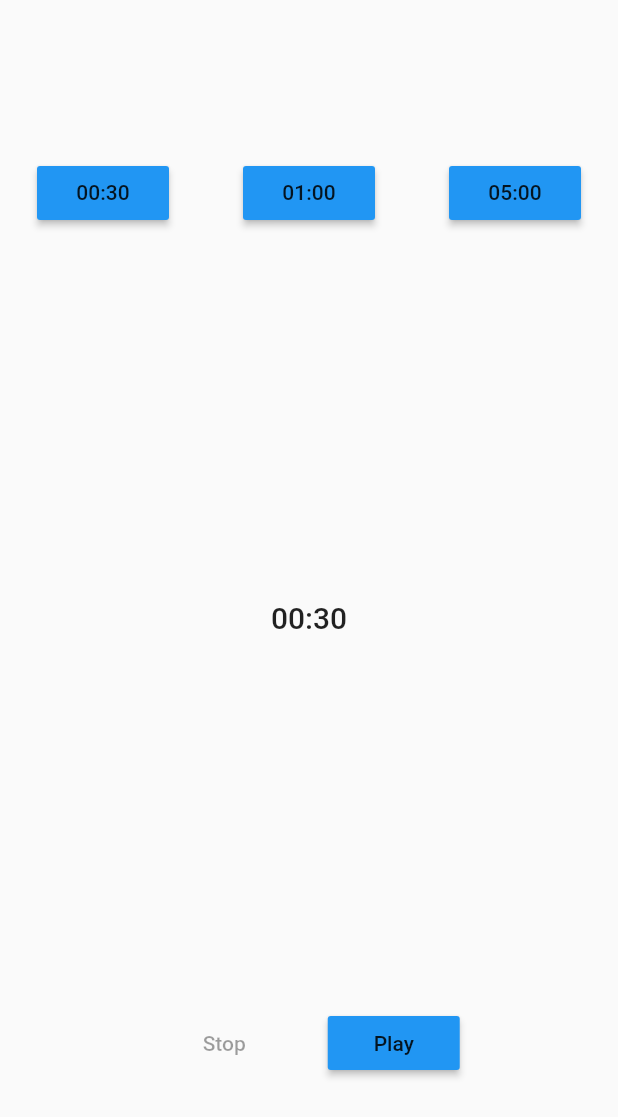
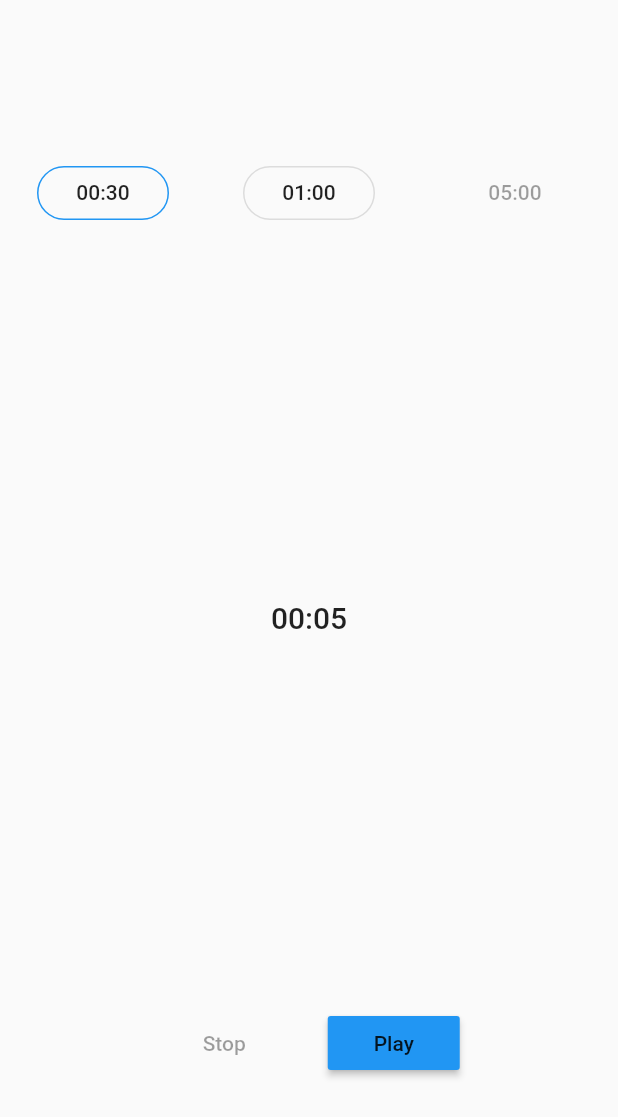
Before and after one commit to dbenitez-bcn/workout_timer, a Flutter app: the screen it shows after launch, after a tap on "00:30", on a phone screen of 412 x 824 dp. Shown: the top 1117 px of the screen. Run offline on Flutter 3.47's test engine with Material 2 defaults, Android fonts, the phone set to English and light mode, and no system bars.

Commit message:
Adds custom buttons

```diff
--- a/lib/view/screens/main_screen.dart
+++ b/lib/view/screens/main_screen.dart
@@ -1,5 +1,6 @@
 import 'package:flutter/material.dart';
 import 'package:workout_timer/view/widgets/time_displayer.dart';
+import 'package:workout_timer/view/widgets/workout_button.dart';
 import 'package:workout_timer/viewmodel/timer_vm.dart';
 
 class MainScreen extends StatelessWidget {
@@ -15,26 +16,17 @@
             Row(
               mainAxisAlignment: MainAxisAlignment.spaceAround,
               children: <Widget>[
-                MaterialButton(
-                  color: Theme.of(context).primaryColor,
-                  child: Text("00:30"),
+                WorkoutButtonActive(
+                  text: "00:30",
+                ),
+                WorkoutButtonEnable(
+                  text: "01:00",
                   onPressed: () {
-                    this.vm.setWorkoutTime(0, 30);
+                    this.vm.setWorkoutTime(1, 0);
                   },
                 ),
-                MaterialButton(
-                  color: Theme.of(context).primaryColor,
-                  child: Text("01:00"),
-                  onPressed: () {
-                    this.vm.setWorkoutTime(1, 20);
-                  },
-                ),
-                MaterialButton(
-                  color: Theme.of(context).primaryColor,
-                  child: Text("05:00"),
-                  onPressed: () {
-                    this.vm.setWorkoutTime(5, 20);
-                  },
+                WorkoutButtonDisable(
+                  text: "05:00",
                 ),
               ],
             ),
--- /dev/null
+++ b/lib/view/widgets/workout_button.dart
@@ -0,0 +1,55 @@
+import 'package:flutter/material.dart';
+
+class WorkoutButtonActive extends StatelessWidget {
+  final String text;
+
+
+  WorkoutButtonActive({this.text});
+
+  @override
+  Widget build(BuildContext context) {
+    return FlatButton(
+      shape: RoundedRectangleBorder(
+          borderRadius: BorderRadius.circular(18.0),
+          side: BorderSide(color: Theme.of(context).primaryColor)
+      ),
+      onPressed: () {},
+      child: Text(text),
+    );
+  }
+}
+
+class WorkoutButtonEnable extends StatelessWidget {
+  final String text;
+  final VoidCallback onPressed;
+
+
+  WorkoutButtonEnable({this.text, this.onPressed});
+
+  @override
+  Widget build(BuildContext context) {
+    return OutlineButton(
+      shape: RoundedRectangleBorder(
+          borderRadius: BorderRadius.circular(18.0),
+          side: BorderSide()
+      ),
+      onPressed: onPressed,
+      child: Text(text),
+    );
+  }
+}
+
+class WorkoutButtonDisable extends StatelessWidget {
+  final String text;
+
+
+  WorkoutButtonDisable({this.text});
+
+  @override
+  Widget build(BuildContext context) {
+    return FlatButton(
+      onPressed: null,
+      child: Text(text),
+    );
+  }
+}
```
